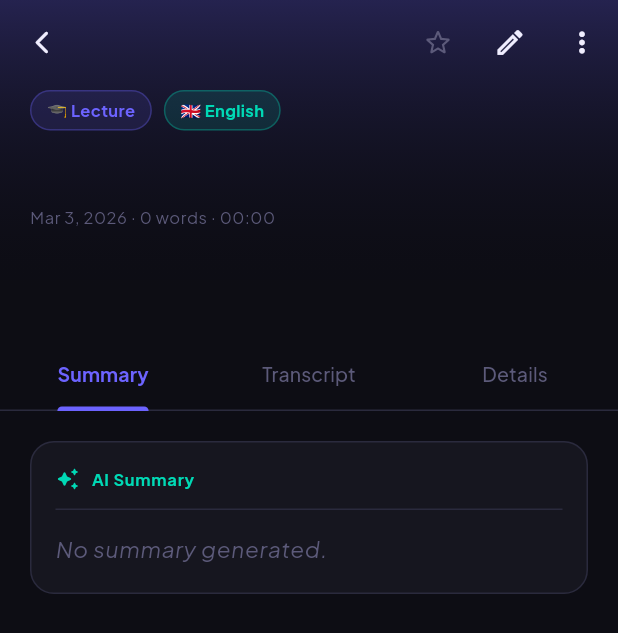
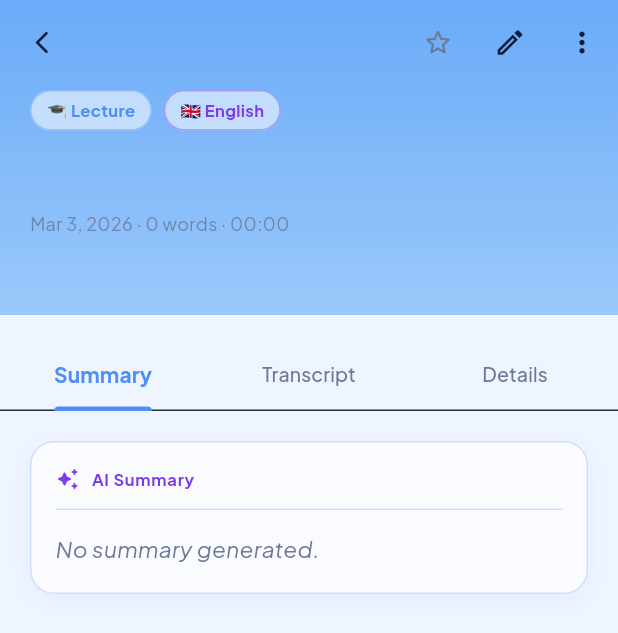
Before and after one commit to Anuknisal2003/Note-Lingo, a Flutter app: the NoteDetailScreen screen opened directly with empty values, on a phone screen of 412 x 824 dp. Shown: the top 633 px of the screen. Run offline on Flutter 3.47's test engine with Material 3 defaults, Android fonts, the phone set to English and light mode, and no system bars; our stand-ins replace cloud_firestore, firebase_auth, firebase_core, firebase_storage, flutter_dotenv, google_fonts and 4 more; missing offline and left inert: record; accounts and stored records are empty.

Commit message:
Update note_detail_screen.dart

```diff
--- a/note_lingo/lib/screens/note_detail/note_detail_screen.dart
+++ b/note_lingo/lib/screens/note_detail/note_detail_screen.dart
@@ -1,14 +1,28 @@
 import 'package:flutter/material.dart';
 import 'package:provider/provider.dart';
-import '../../core/theme/app_theme.dart';
 import '../../models/note_model.dart';
 import '../../providers/notes_provider.dart';
 import '../export/export_screen.dart';
 
+// ── Palette ────────────────────────────────────────────────────────
+const _bgTop = Color(0xFF6AABF8);
+const _bgMid = Color(0xFF9AC8FB);
+const _bgBot = Color(0xFFEFF5FF);
+const _deep = Color(0xFF2356C8);
+const _primary = Color(0xFF4F8EF7);
+const _textDark = Color(0xFF0E1A3A);
+const _textGrey = Color(0xFF6B7A99);
+const _cardBg = Color(0xFFFFFFFF);
+const _inputBg = Color(0xFFF0F5FF);
+const _border = Color(0xFFD0DFFF);
+const _error = Color(0xFFE53E3E);
+const _warning = Color(0xFFF59E0B);
+const _success = Color(0xFF10B981);
+const _accent = Color(0xFF7C3AED);
+
 class NoteDetailScreen extends StatefulWidget {
   final NoteModel note;
   final bool isNew;
-
   const NoteDetailScreen({super.key, required this.note, this.isNew = false});
 
   @override
@@ -21,7 +35,6 @@ class _NoteDetailScreenState extends State<NoteDetailScreen>
   late TextEditingController _titleCtrl;
   late TextEditingController _summaryCtrl;
   late TextEditingController _transcriptCtrl;
-
   bool _editing = false;
   bool _saving = false;
   late NoteModel _note;
@@ -34,8 +47,6 @@ class _NoteDetailScreenState extends State<NoteDetailScreen>
     _titleCtrl = TextEditingController(text: _note.title);
     _summaryCtrl = TextEditingController(text: _note.summary);
     _transcriptCtrl = TextEditingController(text: _note.transcription);
-
-    // If this is a new note, save it to Firestore
     if (widget.isNew) {
       WidgetsBinding.instance.addPostFrameCallback((_) {
         context.read<NotesProvider>().addNote(_note);
@@ -67,9 +78,14 @@ class _NoteDetailScreenState extends State<NoteDetailScreen>
       _editing = false;
     });
     if (!mounted) return;
-    ScaffoldMessenger.of(
-      context,
-    ).showSnackBar(const SnackBar(content: Text('Note saved ✓')));
+    ScaffoldMessenger.of(context).showSnackBar(
+      SnackBar(
+        content: const Text('Note saved ✓'),
+        backgroundColor: _cardBg,
+        behavior: SnackBarBehavior.floating,
+        shape: RoundedRectangleBorder(borderRadius: BorderRadius.circular(12)),
+      ),
+    );
   }
 
   Future<void> _toggleFavorite() async {
@@ -82,24 +98,29 @@ class _NoteDetailScreenState extends State<NoteDetailScreen>
     showDialog(
       context: context,
       builder: (_) => AlertDialog(
-        title: const Text('Delete Note'),
-        content: const Text('This cannot be undone.'),
+        backgroundColor: _cardBg,
+        shape: RoundedRectangleBorder(borderRadius: BorderRadius.circular(18)),
+        title: const Text(
+          'Delete Note',
+          style: TextStyle(color: _textDark, fontWeight: FontWeight.w700),
+        ),
+        content: const Text(
+          'This cannot be undone.',
+          style: TextStyle(color: _textGrey),
+        ),
         actions: [
           TextButton(
             onPressed: () => Navigator.pop(context),
-            child: const Text('Cancel'),
+            child: const Text('Cancel', style: TextStyle(color: _textGrey)),
           ),
           TextButton(
             onPressed: () async {
               await context.read<NotesProvider>().deleteNote(_note.id);
               if (!mounted) return;
-              Navigator.pop(context); // close dialog
-              Navigator.pop(context); // go back
+              Navigator.pop(context);
+              Navigator.pop(context);
             },
-            child: const Text(
-              'Delete',
-              style: TextStyle(color: AppColors.error),
-            ),
+            child: const Text('Delete', style: TextStyle(color: _error)),
           ),
         ],
       ),
@@ -109,16 +130,21 @@ class _NoteDetailScreenState extends State<NoteDetailScreen>
   @override
   Widget build(BuildContext context) {
     return Scaffold(
-      backgroundColor: AppColors.bgDark,
+      backgroundColor: _bgBot,
       body: NestedScrollView(
         headerSliverBuilder: (ctx, _) => [
-          // ── Sliver App Bar ───────────────────────────────
+          // ── Sliver App Bar ─────────────────────────────────
           SliverAppBar(
             expandedHeight: 210,
             pinned: true,
-            backgroundColor: AppColors.bgDark,
+            backgroundColor: _bgTop,
+            surfaceTintColor: Colors.transparent,
             leading: IconButton(
-              icon: const Icon(Icons.arrow_back_ios_new_rounded, size: 18),
+              icon: const Icon(
+                Icons.arrow_back_ios_new_rounded,
+                size: 18,
+                color: _textDark,
+              ),
               onPressed: () => Navigator.pop(context),
             ),
             actions: [
@@ -127,9 +153,7 @@ class _NoteDetailScreenState extends State<NoteDetailScreen>
                   _note.isFavorite
                       ? Icons.star_rounded
                       : Icons.star_outline_rounded,
-                  color: _note.isFavorite
-                      ? AppColors.warning
-                      : AppColors.textMuted,
+                  color: _note.isFavorite ? _warning : _textGrey,
                 ),
                 onPressed: _toggleFavorite,
               ),
@@ -141,22 +165,23 @@ class _NoteDetailScreenState extends State<NoteDetailScreen>
                           height: 18,
                           child: CircularProgressIndicator(
                             strokeWidth: 2,
-                            color: AppColors.success,
+                            color: _success,
                           ),
                         )
-                      : const Icon(
-                          Icons.check_rounded,
-                          color: AppColors.success,
-                        ),
+                      : const Icon(Icons.check_rounded, color: _success),
                   onPressed: _saving ? null : _saveEdits,
                 )
               else
                 IconButton(
-                  icon: const Icon(Icons.edit_outlined),
+                  icon: const Icon(Icons.edit_outlined, color: _textDark),
                   onPressed: () => setState(() => _editing = true),
                 ),
               PopupMenuButton<String>(
-                icon: const Icon(Icons.more_vert_rounded),
+                icon: const Icon(Icons.more_vert_rounded, color: _textDark),
+                color: _cardBg,
+                shape: RoundedRectangleBorder(
+                  borderRadius: BorderRadius.circular(12),
+                ),
                 onSelected: (v) {
                   if (v == 'export') {
                     Navigator.push(
@@ -174,15 +199,15 @@ class _NoteDetailScreenState extends State<NoteDetailScreen>
                     value: 'export',
                     child: Row(
                       children: [
-                        const Icon(
+                        Icon(
                           Icons.download_outlined,
                           size: 18,
-                          color: AppColors.textPrimary,
+                          color: _textDark,
                         ),
                         const SizedBox(width: 10),
-                        Text(
+                        const Text(
                           'Export',
-                          style: Theme.of(context).textTheme.bodyLarge,
+                          style: TextStyle(color: _textDark),
                         ),
                       ],
                     ),
@@ -194,17 +219,10 @@ class _NoteDetailScreenState extends State<NoteDetailScreen>
                         const Icon(
                           Icons.delete_outline,
                           size: 18,
-                          color: AppColors.error,
+                          color: _error,
                         ),
                         const SizedBox(width: 10),
-                        const Text(
-                          'Delete',
-                          style: TextStyle(
-                            color: AppColors.error,
-                            fontFamily: 'Plus Jakarta Sans',
-                            fontSize: 15,
-                          ),
-                        ),
+                        const Text('Delete', style: TextStyle(color: _error)),
                       ],
                     ),
                   ),
@@ -213,12 +231,9 @@ class _NoteDetailScreenState extends State<NoteDetailScreen>
             ],
             flexibleSpace: FlexibleSpaceBar(
               background: Container(
-                decoration: BoxDecoration(
+                decoration: const BoxDecoration(
                   gradient: LinearGradient(
-                    colors: [
-                      AppColors.primary.withOpacity(0.25),
-                      Colors.transparent,
-                    ],
+                    colors: [_bgTop, _bgMid],
                     begin: Alignment.topCenter,
                     end: Alignment.bottomCenter,
                   ),
@@ -230,35 +245,32 @@ class _NoteDetailScreenState extends State<NoteDetailScreen>
                       crossAxisAlignment: CrossAxisAlignment.start,
                       mainAxisSize: MainAxisSize.min,
                       children: [
-                        // Badges
                         Wrap(
                           spacing: 8,
                           children: [
                             _Badge(
                               text:
                                   '${_note.category.emoji} ${_note.category.label}',
-                              color: AppColors.primary,
+                              color: _primary,
                             ),
                             _Badge(
                               text:
                                   '${_note.languageFlag} ${_note.languageLabel}',
-                              color: AppColors.accent,
+                              color: _accent,
                             ),
                             if (_note.isFavorite)
-                              _Badge(
-                                text: '⭐ Starred',
-                                color: AppColors.warning,
-                              ),
+                              _Badge(text: '⭐ Starred', color: _warning),
                           ],
                         ),
                         const SizedBox(height: 12),
-                        // Title
                         _editing
                             ? TextField(
                                 controller: _titleCtrl,
-                                style: Theme.of(
-                                  context,
-                                ).textTheme.headlineLarge,
+                                style: const TextStyle(
+                                  fontSize: 22,
+                                  fontWeight: FontWeight.w800,
+                                  color: _textDark,
+                                ),
                                 decoration: const InputDecoration(
                                   border: InputBorder.none,
                                   contentPadding: EdgeInsets.zero,
@@ -267,16 +279,22 @@ class _NoteDetailScreenState extends State<NoteDetailScreen>
                               )
                             : Text(
                                 _note.title,
-                                style: Theme.of(
-                                  context,
-                                ).textTheme.headlineLarge,
+                                style: const TextStyle(
+                                  fontSize: 22,
+                                  fontWeight: FontWeight.w800,
+                                  color: _textDark,
+                                  letterSpacing: -0.5,
+                                ),
                                 maxLines: 2,
                                 overflow: TextOverflow.ellipsis,
                               ),
                         const SizedBox(height: 8),
                         Text(
                           '${_fmtDate(_note.createdAt)} · ${_note.wordCount} words · ${_note.formattedDuration}',
-                          style: Theme.of(context).textTheme.bodySmall,
+                          style: TextStyle(
+                            fontSize: 12,
+                            color: _textGrey.withOpacity(0.85),
+                          ),
                         ),
                       ],
                     ),
@@ -286,7 +304,7 @@ class _NoteDetailScreenState extends State<NoteDetailScreen>
             ),
           ),
 
-          // ── Keywords ─────────────────────────────────────
+          // keywords
           if (_note.keywords.isNotEmpty)
             SliverToBoxAdapter(
               child: Padding(
@@ -301,12 +319,20 @@ class _NoteDetailScreenState extends State<NoteDetailScreen>
               ),
             ),
 
-          // ── Tabs ─────────────────────────────────────────
+          // tabs
           SliverToBoxAdapter(
             child: Padding(
               padding: const EdgeInsets.only(top: 16),
               child: TabBar(
                 controller: _tabCtrl,
+                labelColor: _primary,
+                unselectedLabelColor: _textGrey,
+                indicatorColor: _primary,
+                indicatorWeight: 2,
+                labelStyle: const TextStyle(
+                  fontWeight: FontWeight.w700,
+                  fontSize: 14,
+                ),
                 tabs: const [
                   Tab(text: 'Summary'),
                   Tab(text: 'Transcript'),
@@ -323,7 +349,7 @@ class _NoteDetailScreenState extends State<NoteDetailScreen>
               ctrl: _summaryCtrl,
               editing: _editing,
               icon: Icons.auto_awesome_rounded,
-              color: AppColors.accent,
+              color: _accent,
               badge: 'AI Summary',
               emptyMsg: 'No summary generated.',
             ),
@@ -331,7 +357,7 @@ class _NoteDetailScreenState extends State<NoteDetailScreen>
               ctrl: _transcriptCtrl,
               editing: _editing,
               icon: Icons.mic_rounded,
-              color: AppColors.primaryLight,
+              color: _primary,
               badge: 'Full Transcript',
               emptyMsg: 'No transcript available.',
             ),
@@ -369,15 +395,14 @@ class _NoteDetailScreenState extends State<NoteDetailScreen>
   }
 }
 
-// ── Text Tab ──────────────────────────────────────────────────────
+// ── Text Tab ───────────────────────────────────────────────────────
 
 class _TextTab extends StatelessWidget {
   final TextEditingController ctrl;
   final bool editing;
   final IconData icon;
   final Color color;
-  final String badge;
-  final String emptyMsg;
+  final String badge, emptyMsg;
 
   const _TextTab({
     required this.ctrl,
@@ -389,28 +414,24 @@ class _TextTab extends StatelessWidget {
   });
 
   @override
-  Widget build(BuildContext context) {
-    return SingleChildScrollView(
+  Widget build(BuildContext context) => SingleChildScrollView(
     padding: const EdgeInsets.all(20),
     physics: const BouncingScrollPhysics(),
     child: editing
         ? TextField(
             controller: ctrl,
             maxLines: null,
-              style: Theme.of(context).textTheme.bodyLarge,
+            style: const TextStyle(fontSize: 15, color: _textDark),
             decoration: InputDecoration(
               filled: true,
-                fillColor: AppColors.bgCard,
+              fillColor: _inputBg,
               border: OutlineInputBorder(
                 borderRadius: BorderRadius.circular(14),
-                  borderSide: const BorderSide(color: AppColors.primary),
+                borderSide: const BorderSide(color: _border),
               ),
               focusedBorder: OutlineInputBorder(
                 borderRadius: BorderRadius.circular(14),
-                  borderSide: const BorderSide(
-                    color: AppColors.primary,
-                    width: 2,
-                  ),
+                borderSide: const BorderSide(color: _primary, width: 1.5),
               ),
             ),
           )
@@ -418,9 +439,16 @@ class _TextTab extends StatelessWidget {
             width: double.infinity,
             padding: const EdgeInsets.all(16),
             decoration: BoxDecoration(
-                color: AppColors.bgCard,
+              color: _cardBg.withOpacity(0.80),
               borderRadius: BorderRadius.circular(16),
-                border: Border.all(color: AppColors.bgBorder),
+              border: Border.all(color: _border),
+              boxShadow: [
+                BoxShadow(
+                  color: const Color(0xFF4A7CF5).withOpacity(0.07),
+                  blurRadius: 12,
+                  offset: const Offset(0, 4),
+                ),
+              ],
             ),
             child: Column(
               crossAxisAlignment: CrossAxisAlignment.start,
@@ -432,7 +460,6 @@ class _TextTab extends StatelessWidget {
                     Text(
                       badge,
                       style: TextStyle(
-                          fontFamily: 'Plus Jakarta Sans',
                         fontSize: 11,
                         fontWeight: FontWeight.w700,
                         color: color,
@@ -442,14 +469,13 @@ class _TextTab extends StatelessWidget {
                   ],
                 ),
                 const SizedBox(height: 12),
-                  const Divider(),
+                Divider(color: _border),
                 const SizedBox(height: 12),
                 Text(
                   ctrl.text.isEmpty ? emptyMsg : ctrl.text,
-                    style: Theme.of(context).textTheme.bodyLarge?.copyWith(
-                      color: ctrl.text.isEmpty
-                          ? AppColors.textMuted
-                          : AppColors.textPrimary,
+                  style: TextStyle(
+                    fontSize: 15,
+                    color: ctrl.text.isEmpty ? _textGrey : _textDark,
                     fontStyle: ctrl.text.isEmpty
                         ? FontStyle.italic
                         : FontStyle.normal,
@@ -461,9 +487,8 @@ class _TextTab extends StatelessWidget {
           ),
   );
 }
-}
 
-// ── Details Tab ───────────────────────────────────────────────────
+// ── Details Tab ────────────────────────────────────────────────────
 
 class _DetailsTab extends StatelessWidget {
   final NoteModel note;
@@ -471,8 +496,7 @@ class _DetailsTab extends StatelessWidget {
   const _DetailsTab({required this.note, required this.onExport});
 
   @override
-  Widget build(BuildContext context) {
-    return SingleChildScrollView(
+  Widget build(BuildContext context) => SingleChildScrollView(
     padding: const EdgeInsets.all(20),
     physics: const BouncingScrollPhysics(),
     child: Column(
@@ -494,18 +518,46 @@ class _DetailsTab extends StatelessWidget {
         if (note.audioUrl != null)
           _DetailRow(Icons.audio_file_outlined, 'Audio', 'Stored in cloud'),
         const SizedBox(height: 24),
-          SizedBox(
+        GestureDetector(
+          onTap: onExport,
+          child: Container(
             width: double.infinity,
-            child: OutlinedButton.icon(
-              onPressed: onExport,
-              icon: const Icon(Icons.download_outlined),
-              label: const Text('Export This Note'),
+            height: 52,
+            decoration: BoxDecoration(
+              gradient: const LinearGradient(
+                colors: [Color(0xFF6BAAF8), _deep],
+                begin: Alignment.centerLeft,
+                end: Alignment.centerRight,
+              ),
+              borderRadius: BorderRadius.circular(14),
+              boxShadow: [
+                BoxShadow(
+                  color: _primary.withOpacity(0.30),
+                  blurRadius: 14,
+                  offset: const Offset(0, 6),
+                ),
+              ],
+            ),
+            child: const Row(
+              mainAxisAlignment: MainAxisAlignment.center,
+              children: [
+                Icon(Icons.download_outlined, color: Colors.white, size: 18),
+                SizedBox(width: 8),
+                Text(
+                  'Export This Note',
+                  style: TextStyle(
+                    fontSize: 15,
+                    fontWeight: FontWeight.w700,
+                    color: Colors.white,
+                  ),
+                ),
+              ],
+            ),
           ),
         ),
       ],
     ),
   );
-  }
 
   String _fmtFull(DateTime dt) {
     const m = [
@@ -530,41 +582,51 @@ class _DetailsTab extends StatelessWidget {
 
 class _DetailRow extends StatelessWidget {
   final IconData icon;
-  final String label;
-  final String value;
+  final String label, value;
   const _DetailRow(this.icon, this.label, this.value);
 
   @override
-  Widget build(BuildContext context) {
-    return Padding(
+  Widget build(BuildContext context) => Padding(
     padding: const EdgeInsets.only(bottom: 10),
+    child: Container(
+      padding: const EdgeInsets.symmetric(horizontal: 14, vertical: 12),
+      decoration: BoxDecoration(
+        color: _cardBg.withOpacity(0.72),
+        borderRadius: BorderRadius.circular(12),
+        border: Border.all(color: _border),
+      ),
       child: Row(
         children: [
           Container(
-            width: 36,
-            height: 36,
+            width: 34,
+            height: 34,
             decoration: BoxDecoration(
-              color: AppColors.primary.withOpacity(0.12),
+              color: _primary.withOpacity(0.10),
               borderRadius: BorderRadius.circular(8),
             ),
-            child: Icon(icon, color: AppColors.primaryLight, size: 18),
+            child: Icon(icon, color: _primary, size: 17),
           ),
           const SizedBox(width: 12),
           Text(
             label,
-            style: Theme.of(
-              context,
-            ).textTheme.bodyMedium?.copyWith(color: AppColors.textSecondary),
+            style: TextStyle(fontSize: 13, color: _textGrey.withOpacity(0.90)),
           ),
           const Spacer(),
-          Text(value, style: Theme.of(context).textTheme.bodyLarge),
+          Text(
+            value,
+            style: const TextStyle(
+              fontSize: 14,
+              fontWeight: FontWeight.w600,
+              color: _textDark,
+            ),
+          ),
         ],
+      ),
     ),
   );
 }
-}
 
-// ── Shared small widgets ──────────────────────────────────────────
+// ── Shared small widgets ───────────────────────────────────────────
 
 class _Badge extends StatelessWidget {
   final String text;
@@ -572,25 +634,18 @@ class _Badge extends StatelessWidget {
   const _Badge({required this.text, required this.color});
 
   @override
-  Widget build(BuildContext context) {
-    return Container(
+  Widget build(BuildContext context) => Container(
     padding: const EdgeInsets.symmetric(horizontal: 10, vertical: 4),
     decoration: BoxDecoration(
-        color: color.withOpacity(0.12),
+      color: Colors.white.withOpacity(0.55),
       borderRadius: BorderRadius.circular(20),
-        border: Border.all(color: color.withOpacity(0.3)),
+      border: Border.all(color: color.withOpacity(0.40)),
     ),
     child: Text(
       text,
-        style: TextStyle(
-          fontFamily: 'Plus Jakarta Sans',
-          fontSize: 11,
-          fontWeight: FontWeight.w700,
-          color: color,
-        ),
+      style: TextStyle(fontSize: 11, fontWeight: FontWeight.w700, color: color),
     ),
   );
-  }
 }
 
 class _KeywordChip extends StatelessWidget {
@@ -598,22 +653,16 @@ class _KeywordChip extends StatelessWidget {
   const _KeywordChip({required this.keyword});
 
   @override
-  Widget build(BuildContext context) {
-    return Container(
+  Widget build(BuildContext context) => Container(
     padding: const EdgeInsets.symmetric(horizontal: 10, vertical: 4),
     decoration: BoxDecoration(
-        color: AppColors.bgCard,
+      color: _primary.withOpacity(0.08),
       borderRadius: BorderRadius.circular(8),
-        border: Border.all(color: AppColors.bgBorder),
+      border: Border.all(color: _border),
     ),
     child: Text(
       '#$keyword',
-        style: const TextStyle(
-          fontFamily: 'Plus Jakarta Sans',
-          fontSize: 11,
-          color: AppColors.textSecondary,
-        ),
+      style: const TextStyle(fontSize: 11, color: _textGrey),
     ),
   );
 }
-}
```
Lines whose indentation alone changed are shown as unchanged.
